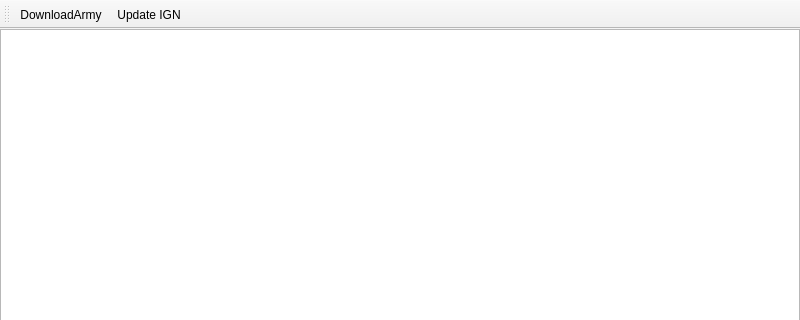
The window that tabs/armypool.ui (yhuiyang/castleage) describes before a commit, drawn with Qt 5; both pictures show x 0 to 800 and y 0 to 320 of the 800 by 600 pixel window.
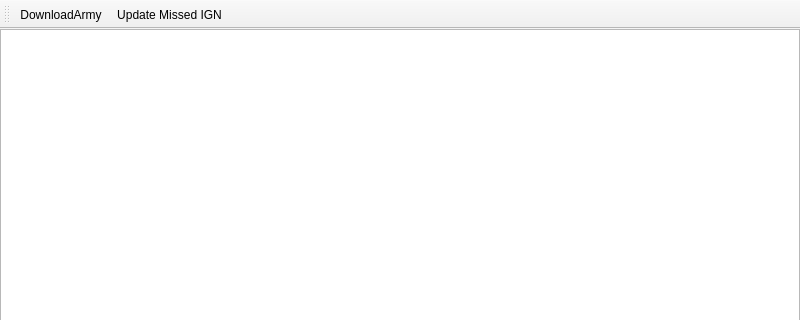
The same window after the commit.

Commit message: Only update ign for missed members.

What changed in the file:
```diff
--- a/tabs/armypool.ui
+++ b/tabs/armypool.ui
@@ -67,7 +67,10 @@
   </action>
   <action name="actionUpdateIGN">
    <property name="text">
-    <string>Update IGN</string>
+    <string>Update Missed IGN</string>
+   </property>
+   <property name="toolTip">
+    <string>Update missed ign</string>
    </property>
   </action>
  </widget>
```
The commit also changes 1 other file.
